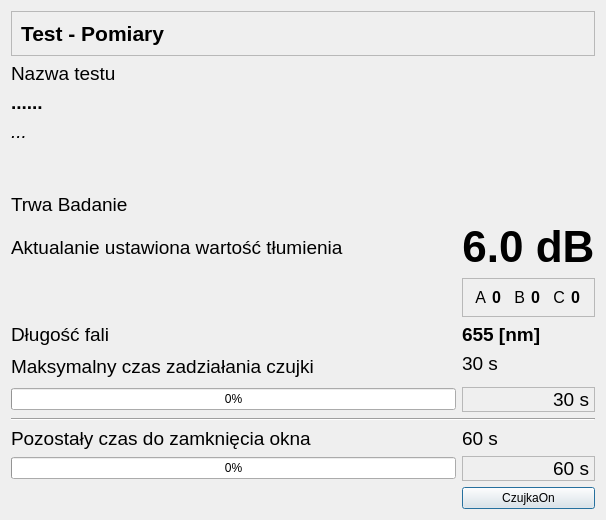
Old version of the form CzujkiLinioweApp/oknobadaniereakcji6db.ui in the repository wiacekmarcin/CzujkiLiniowe.
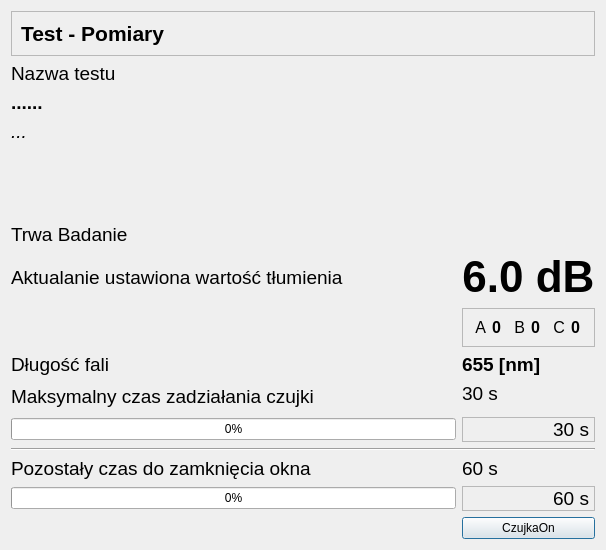
New version of the form.

What changed in the file:
```diff
--- a/CzujkiLinioweApp/oknobadaniereakcji6db.ui
+++ b/CzujkiLinioweApp/oknobadaniereakcji6db.ui
@@ -7,9 +7,21 @@
     <x>0</x>
     <y>0</y>
     <width>606</width>
-    <height>520</height>
+    <height>550</height>
    </rect>
   </property>
+  <property name="minimumSize">
+   <size>
+    <width>600</width>
+    <height>550</height>
+   </size>
+  </property>
+  <property name="maximumSize">
+   <size>
+    <width>1920</width>
+    <height>1200</height>
+   </size>
+  </property>
   <property name="windowTitle">
    <string>Test - Badanie kątowe - tłumienie 6dB</string>
   </property>
@@ -133,6 +145,7 @@
         <property name="font">
          <font>
           <pointsize>12</pointsize>
+          <weight>75</weight>
           <bold>true</bold>
          </font>
         </property>
@@ -161,6 +174,7 @@
         <property name="font">
          <font>
           <pointsize>12</pointsize>
+          <weight>75</weight>
           <bold>true</bold>
          </font>
         </property>
@@ -189,6 +203,7 @@
         <property name="font">
          <font>
           <pointsize>12</pointsize>
+          <weight>75</weight>
           <bold>true</bold>
          </font>
         </property>
@@ -289,6 +304,7 @@
      <property name="font">
       <font>
        <pointsize>33</pointsize>
+       <weight>75</weight>
        <bold>true</bold>
       </font>
      </property>
@@ -305,6 +321,7 @@
      <property name="font">
       <font>
        <pointsize>14</pointsize>
+       <weight>75</weight>
        <bold>true</bold>
       </font>
      </property>
```
Left out of the diff: 2 changed lines with no effect on the pictures.
